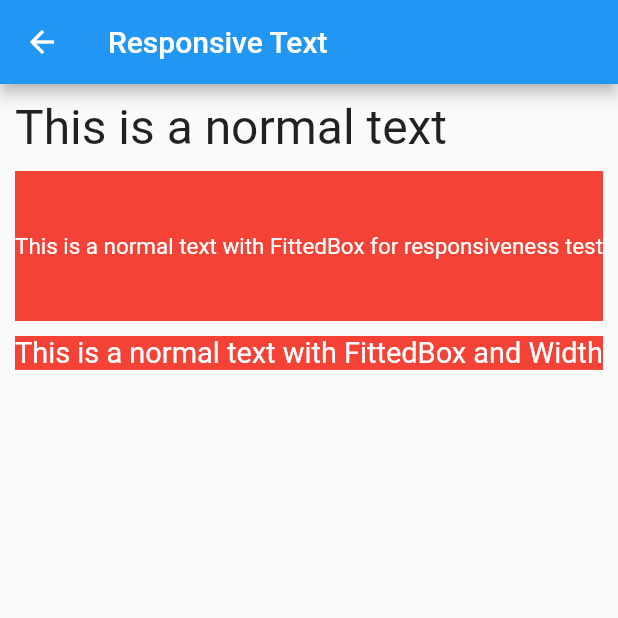
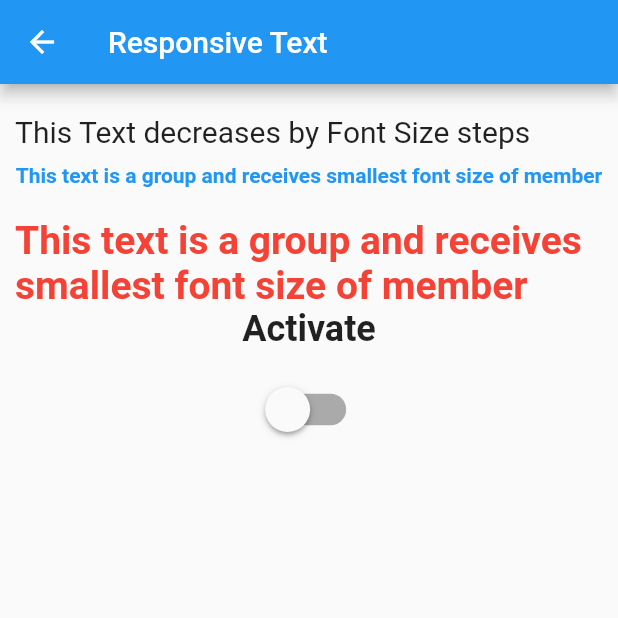
Before and after one commit to ruhulmath08/flutter_a2z, a Flutter app: the ResponsiveText screen opened by its route, on a phone screen of 412 x 824 dp, the top half of it. Run offline on Flutter 3.47's test engine with Material 2 defaults, Android fonts, the phone set to English and light mode, and no system bars; drawn by our look-alikes of auto_size_text; our stand-ins replace flutter_speed_dial, grouped_list, local_auth, toast; missing offline and left inert: flutter_reaction_button, flutter_syntax_view, giffy_dialog, rotated_corner_decoration.

Commit message:
add responsive_text

```diff
--- a/lib/screens/flutter_advanced/responsive_text/responsive_text.dart
+++ b/lib/screens/flutter_advanced/responsive_text/responsive_text.dart
@@ -1,4 +1,6 @@
+import 'package:auto_size_text/auto_size_text.dart';
 import 'package:flutter/material.dart';
+import 'package:flutter/widgets.dart';
 import 'package:flutter_a2z/constants/constants.dart';
 
 class ResponsiveText extends StatefulWidget {
@@ -11,6 +13,9 @@ class ResponsiveText extends StatefulWidget {
 }
 
 class _ResponsiveTextState extends State<ResponsiveText> {
+  final autoSizeGroup = AutoSizeGroup();
+  bool hasGroups = false;
+
   @override
   Widget build(BuildContext context) {
     return Scaffold(
@@ -21,11 +26,29 @@ class _ResponsiveTextState extends State<ResponsiveText> {
         physics: const BouncingScrollPhysics(),
         padding: const EdgeInsets.all(Constants.PAGE_DEFAULT_PADDING),
         children: [
-          buildText(),
+          // buildText(),
+          // const SizedBox(height: 10),
+          // buildTextUsingFittedBox(),
+          // const SizedBox(height: 10),
+          // buildTextUsingFittedBoxWithWidth(),
+          // const SizedBox(height: 10),
+          // buildOneLineAutoSizeText(context),
+          // const SizedBox(height: 10),
+          // buildTwoLineAutoSizeText(context),
+          // const SizedBox(height: 10),
+          // buildMinimumLineAutoSizeText(context),
+          // const SizedBox(height: 10),
+          // buildReplaceByWidthText(),
+          // const SizedBox(height: 10),
+          // buildReplaceByHeightText(),
+          // const SizedBox(height: 10),
+          // buildPresetText(),
+          // const SizedBox(height: 10),
+          // buildPresetFixedText(),
           const SizedBox(height: 10),
-          buildTextUsingFittedBox(),
+          buildFrontSizeSteps(),
           const SizedBox(height: 10),
-          buildTextUsingFittedBoxWithWidth(),
+          buildTextWithAutoSize(),
         ],
       ),
     );
@@ -50,9 +73,10 @@ class _ResponsiveTextState extends State<ResponsiveText> {
           ),
         ),
       );
+
   Widget buildTextUsingFittedBoxWithWidth() => Container(
         color: Colors.red,
-    width: MediaQuery.of(context).size.width*.5,
+        width: MediaQuery.of(context).size.width * .5,
         child: const FittedBox(
           child: Text(
             'This is a normal text with FittedBox and Width',
@@ -62,4 +86,160 @@ class _ResponsiveTextState extends State<ResponsiveText> {
           ),
         ),
       );
+
+  Widget buildOneLineAutoSizeText(BuildContext context) {
+    const maxLines = 1;
+    return Container(
+      color: Colors.red,
+      width: MediaQuery.of(context).size.width,
+      child: const AutoSizeText(
+        'This text will fit the maximum $maxLines line and use AutoSizeText package',
+        style: TextStyle(fontSize: 64, color: Colors.white),
+        maxLines: maxLines,
+      ),
+    );
   }
+
+  Widget buildTwoLineAutoSizeText(BuildContext context) {
+    const maxLines = 2;
+    return Container(
+      color: Colors.red,
+      child: const AutoSizeText(
+        'This text will fit the maximum $maxLines line and use AutoSizeText package',
+        style: TextStyle(fontSize: 64, color: Colors.white),
+        maxLines: maxLines,
+      ),
+    );
+  }
+
+  Widget buildMinimumLineAutoSizeText(BuildContext context) {
+    return Container(
+      color: Colors.red,
+      child: const AutoSizeText(
+        'This text will fit the minimum line and use AutoSizeText package',
+        style: TextStyle(fontSize: 64, color: Colors.white),
+        minFontSize: 32,
+        maxFontSize: 48,
+        maxLines: 1,
+      ),
+    );
+  }
+
+  Widget buildReplaceByWidthText() {
+    const longText = 'There is a long description that will be displayed as long as it fits.';
+    const shortText = 'This is a short description';
+    return Container(
+      color: Colors.red,
+      child: const AutoSizeText(
+        longText,
+        maxLines: 1,
+        minFontSize: 32,
+        style: TextStyle(fontSize: 22, color: Colors.white),
+        overflowReplacement: Text(
+          shortText,
+          style: TextStyle(color: Colors.white, fontSize: 32),
+        ),
+      ),
+    );
+  }
+
+  Widget buildReplaceByHeightText() {
+    const longText = 'There is a long description that will be displayed as long as it fits.';
+    const shortText = 'This is a short description';
+    return Container(
+      color: Colors.red,
+      child: const AutoSizeText(
+        longText,
+        maxLines: 1,
+        minFontSize: 20,
+        style: TextStyle(fontSize: 22, color: Colors.white),
+        overflowReplacement: Text(
+          shortText,
+          style: TextStyle(color: Colors.white, fontSize: 32),
+        ),
+      ),
+    );
+  }
+
+  Widget buildPresetText() {
+    return Container(
+      color: Colors.red,
+      child: const AutoSizeText(
+        'This text has a preset font size',
+        presetFontSizes: [48, 40, 32],
+        maxLines: 1,
+        overflow: TextOverflow.ellipsis,
+      ),
+    );
+  }
+
+  Widget buildPresetFixedText() {
+    return Container(
+      color: Colors.blue,
+      width: MediaQuery.of(context).size.width * 0.3,
+      child: const AutoSizeText(
+        'Preset Fixed Text',
+        presetFontSizes: [48, 40, 32],
+        maxLines: 1,
+        overflow: TextOverflow.ellipsis,
+      ),
+    );
+  }
+
+  Widget buildFrontSizeSteps() {
+    return const AutoSizeText(
+      'This Text decreases by Font Size steps',
+      minFontSize: 20,
+      stepGranularity: 10,
+      style: TextStyle(fontSize: 60),
+      maxLines: 1,
+      overflow: TextOverflow.ellipsis,
+    );
+  }
+
+  Widget buildTextWithAutoSize() {
+    return Column(
+      mainAxisAlignment: MainAxisAlignment.center,
+      children: [
+        AutoSizeText(
+          'This text is a group and receives smallest font size of member',
+          group: hasGroups ? autoSizeGroup : null,
+          style: const TextStyle(
+            fontSize: 48,
+            color: Colors.blue,
+            fontWeight: FontWeight.bold,
+          ),
+          maxLines: 1,
+
+        ),
+        const SizedBox(height: 20),
+        AutoSizeText(
+          'This text is a group and receives smallest font size of member',
+          group: hasGroups ? autoSizeGroup : null,
+          style: const TextStyle(
+            fontSize: 48,
+            color: Colors.red,
+            fontWeight: FontWeight.bold,
+          ),
+          maxLines: 2,
+        ),
+        Column(
+          children: [
+            const Text(
+              'Activate',
+              style: TextStyle(fontSize: 24, fontWeight: FontWeight.bold),
+            ),
+            const SizedBox(height: 16),
+            Transform.scale(
+              scale: 1.5,
+              child: Switch.adaptive(
+                value: hasGroups,
+                onChanged: (value) => setState(() => hasGroups = value),
+              ),
+            ),
+          ],
+        ),
+      ],
+    );
+  }
+}
--- a/pubspec.yaml
+++ b/pubspec.yaml
@@ -23,6 +23,7 @@ dependencies:
   local_auth: ^0.6.3+4 #15-02-2021
   flutter_reaction_button: ^1.0.7+3 #25-02-2021
   grouped_list: ^3.7.1 #01-03-2021
+  auto_size_text: ^2.1.0 #07-03-2021
 
 dev_dependencies:
   flutter_test:
```
Also changed, not shown: pubspec.lock. Lines whose indentation alone changed are shown as unchanged.
